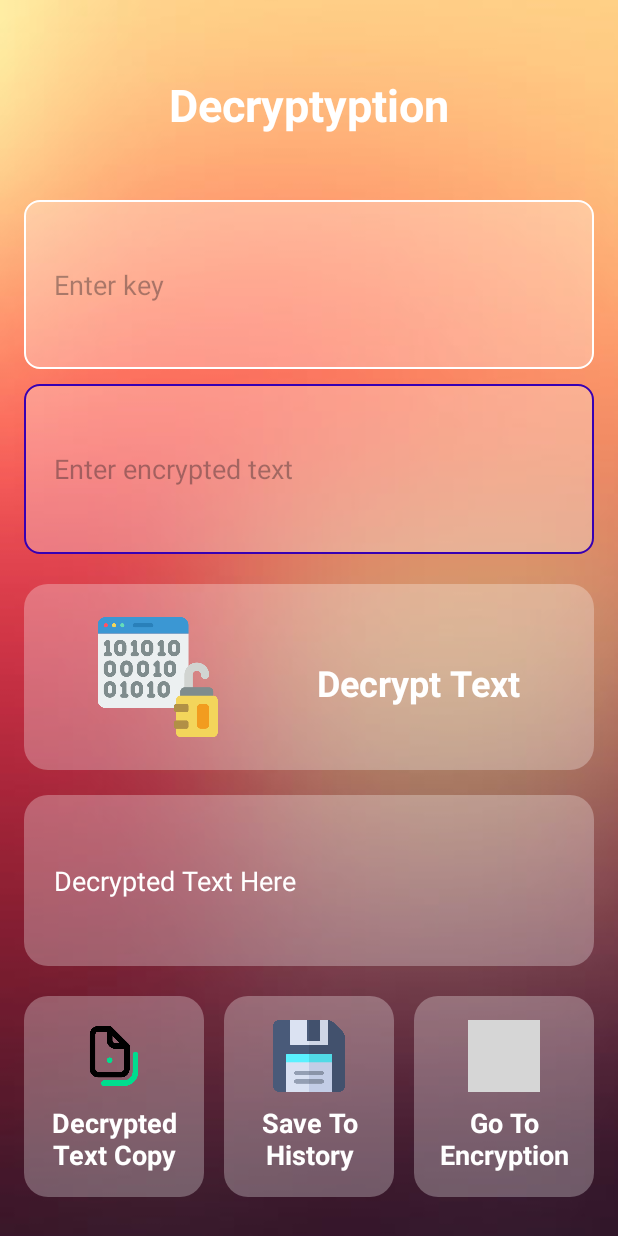
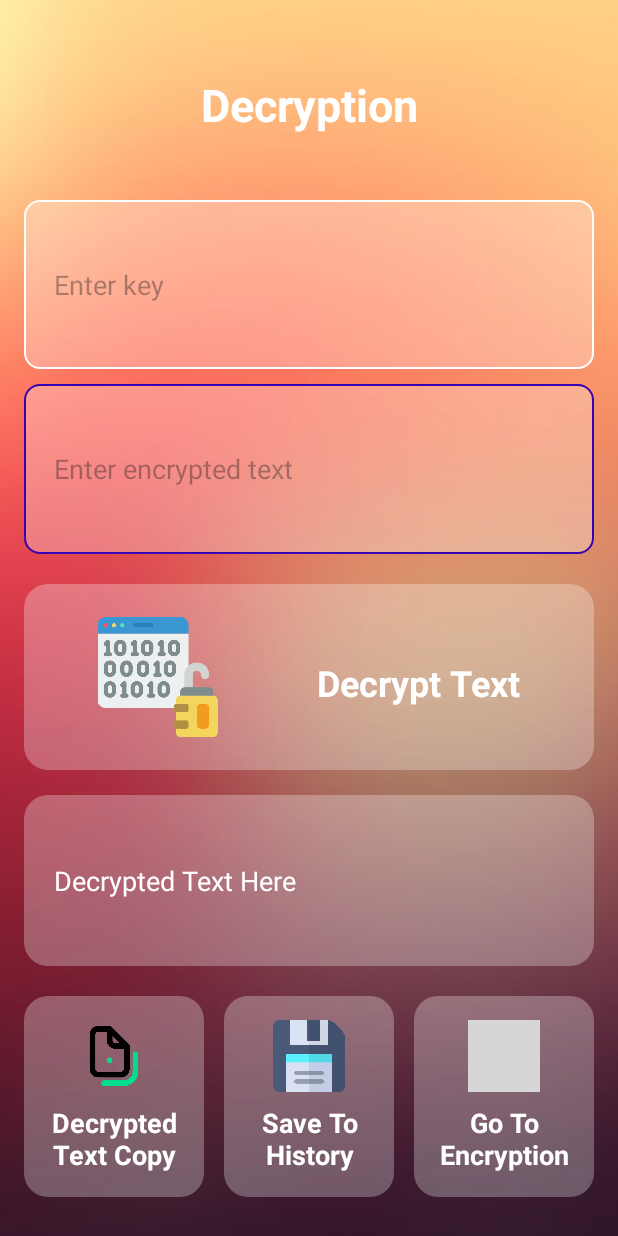
Before and after one commit to LavKalsi/Cryptography-App, an Android app: the DecryptActivity screen opened directly, with no data from a screen before it, on a phone screen of 412 x 824 dp. Run offline under Robolectric (Android 15) with nearby library versions, the phone set to English and light mode, and no system bars; grey boxes are pictures that could not be loaded.

Commit message:
Update activity_decrypt.xml

```diff
--- a/app/src/main/res/layout/activity_decrypt.xml
+++ b/app/src/main/res/layout/activity_decrypt.xml
@@ -10,7 +10,7 @@
     <TextView
         android:layout_width="match_parent"
         android:layout_height="wrap_content"
-        android:text="Decryptyption"
+        android:text="Decryption"
         android:textStyle="bold"
         android:textSize="30sp"
         android:textColor="@color/white"
```
